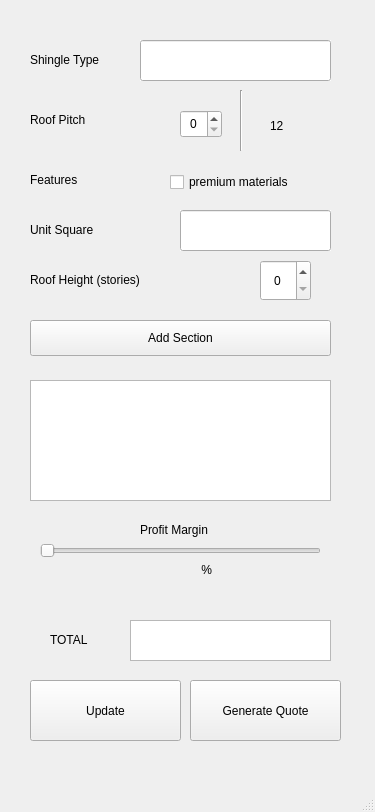
Above: mainwindow.ui from tcolwell95/Ascend_Quoting_Sys before the change. Below: the same form after it.
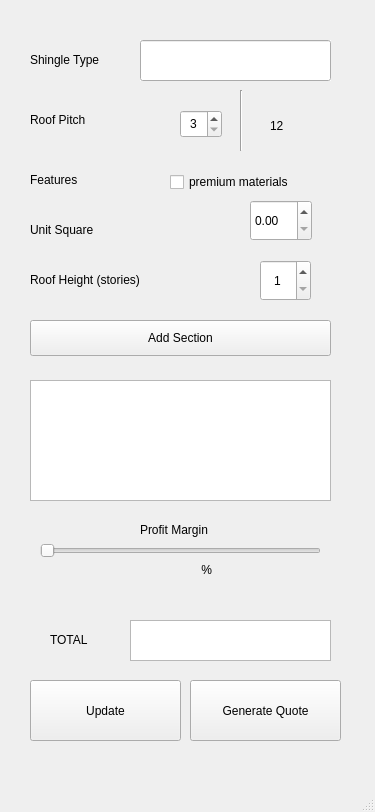
That is the form after the change.

What changed in the file:
```diff
--- a/mainwindow.ui
+++ b/mainwindow.ui
@@ -40,28 +40,6 @@
      <string>Unit Square</string>
     </property>
    </widget>
-   <widget class="QLineEdit" name="unitSquare">
-    <property name="geometry">
-     <rect>
-      <x>180</x>
-      <y>210</y>
-      <width>151</width>
-      <height>41</height>
-     </rect>
-    </property>
-    <property name="layoutDirection">
-     <enum>Qt::RightToLeft</enum>
-    </property>
-    <property name="autoFillBackground">
-     <bool>true</bool>
-    </property>
-    <property name="text">
-     <string/>
-    </property>
-    <property name="alignment">
-     <set>Qt::AlignRight|Qt::AlignTrailing|Qt::AlignVCenter</set>
-    </property>
-   </widget>
    <widget class="QLabel" name="label_3">
     <property name="geometry">
      <rect>
@@ -135,6 +113,9 @@
     <property name="alignment">
      <set>Qt::AlignCenter</set>
     </property>
+    <property name="minimum">
+     <number>1</number>
+    </property>
    </widget>
    <widget class="QLabel" name="label_4">
     <property name="geometry">
@@ -161,6 +142,12 @@
     <property name="alignment">
      <set>Qt::AlignCenter</set>
     </property>
+    <property name="minimum">
+     <number>3</number>
+    </property>
+    <property name="maximum">
+     <number>24</number>
+    </property>
    </widget>
    <widget class="Line" name="line">
     <property name="geometry">
@@ -311,6 +298,16 @@
      <set>Qt::AlignRight|Qt::AlignTrailing|Qt::AlignVCenter</set>
     </property>
    </widget>
+   <widget class="QDoubleSpinBox" name="unit_square_spin_box">
+    <property name="geometry">
+     <rect>
+      <x>250</x>
+      <y>200</y>
+      <width>62</width>
+      <height>41</height>
+     </rect>
+    </property>
+   </widget>
   </widget>
   <widget class="QMenuBar" name="menubar">
    <property name="geometry">
```
Left out of the diff: 5 changed lines with no effect on the pictures.
